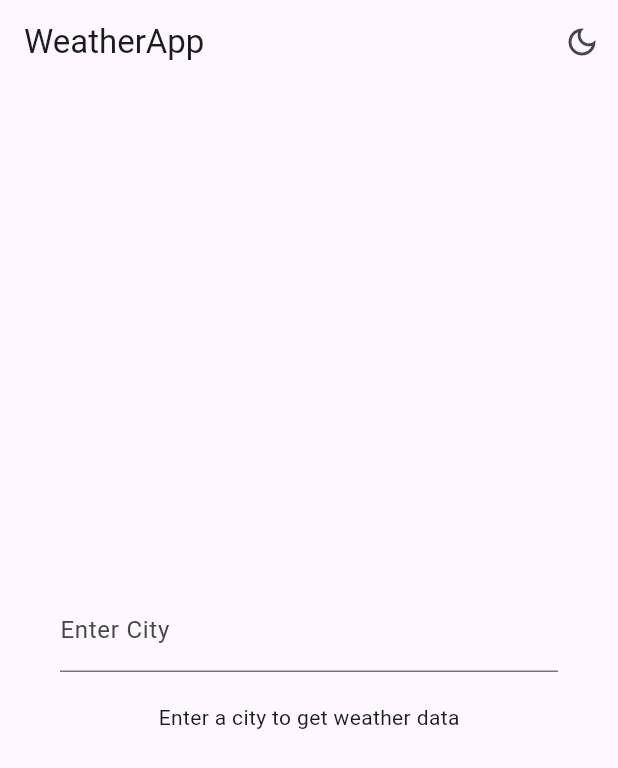
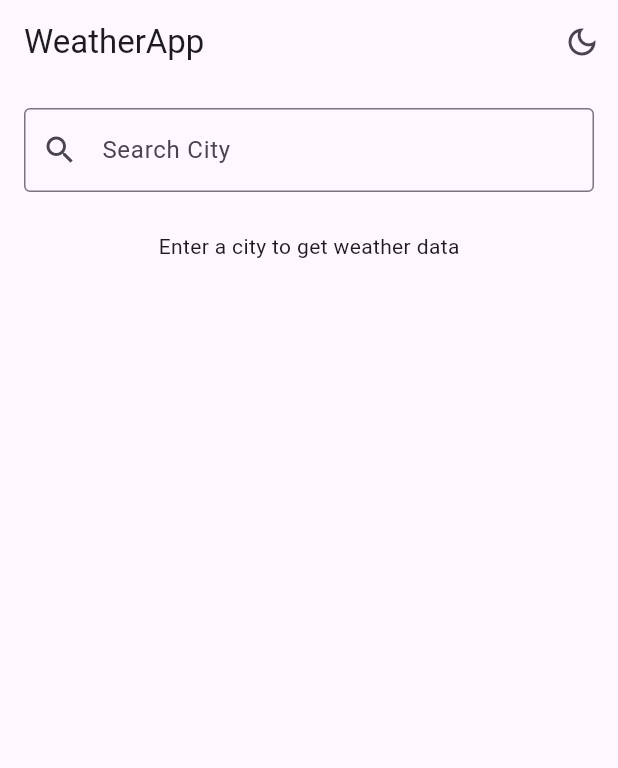
Before and after one commit to xN3k/weather-app, a Flutter app: the screen it shows after launch, on a phone screen of 412 x 824 dp. Shown: the top 768 px of the screen. Run offline on Flutter 3.47's test engine with Material 3 defaults, Android fonts, the phone set to English and light mode, and no system bars; our stand-ins replace lottie.

```diff
--- /dev/null
+++ b/devtools_options.yaml
@@ -0,0 +1,3 @@
+description: This file stores settings for Dart & Flutter DevTools.
+documentation: https://docs.flutter.dev/tools/devtools/extensions#configure-extension-enablement-states
+extensions:
--- a/lib/network/weather_api.dart
+++ b/lib/network/weather_api.dart
@@ -1,5 +1,4 @@
 import 'dart:convert';
-import 'package:geolocator/geolocator.dart';
 import 'package:http/http.dart' as http;
 import 'package:weather_app/models/weather_model.dart';
 
--- a/lib/provider/weather_provider.dart
+++ b/lib/provider/weather_provider.dart
@@ -5,6 +5,7 @@ import 'package:weather_app/network/weather_api.dart';
 class WeatherProvider extends ChangeNotifier {
   final WeatherApi _weatherApi = WeatherApi(); // Use final for immutability
   Weather? _weather;
+
   bool _isLoading = false;
   String? _errorMessage;
 
--- a/lib/screens/home_screen.dart
+++ b/lib/screens/home_screen.dart
@@ -1,4 +1,5 @@
 import 'package:flutter/material.dart';
+import 'package:lottie/lottie.dart';
 import 'package:provider/provider.dart';
 import 'package:weather_app/provider/theme_provider.dart';
 import 'package:weather_app/provider/weather_provider.dart';
@@ -27,18 +28,22 @@ class _HomeScreenState extends State<HomeScreen> {
           ),
         ],
       ),
-      body: Container(
-        padding: const EdgeInsets.all(40),
-        child: Column(
-          mainAxisAlignment: MainAxisAlignment.center,
+      body: Column(
         children: [
-            TextField(
+          Container(
+            padding: const EdgeInsets.all(16),
+            child: TextField(
               decoration: const InputDecoration(
-                labelText: "Enter City",
+                labelText: 'Search City',
+                border: OutlineInputBorder(),
+                prefixIcon: Icon(Icons.search),
               ),
               onSubmitted: (value) => weatherProvider.fetchWeather(value),
             ),
-            const SizedBox(height: 20),
+          ),
+          const SizedBox(
+            height: 10,
+          ),
           if (weatherProvider.isLoading)
             const CircularProgressIndicator()
           else if (weatherProvider.errorMessage != null)
@@ -46,15 +51,15 @@ class _HomeScreenState extends State<HomeScreen> {
           else if (weatherProvider.weather != null)
             Column(
               children: [
-                  Text('City: ${weatherProvider.weather!.city}'),
-                  Text('Temperature: ${weatherProvider.weather!.condition}°C'),
-                  Text('Description: ${weatherProvider.weather!.temperature}'),
+                Text(weatherProvider.weather!.city),
+                Lottie.asset('assets/animations/sunny.json'),
+                Text('Temperature: ${weatherProvider.weather!.temperature}°C'),
+                Text('Weather: ${weatherProvider.weather!.condition}'),
               ],
             )
           else
-              const Text('Enter a city to get weather data'),
+            Text('Enter a city to get weather data'),
         ],
-        ),
       ),
     );
   }
```
Also changed, not shown: lib/main.dart (+0 -17 lines), lib/screens/weather_screen.dart (+8 -5 lines), lib/widgets/search.dart (added, +15 -0 lines). Lines whose indentation alone changed are shown as unchanged.
